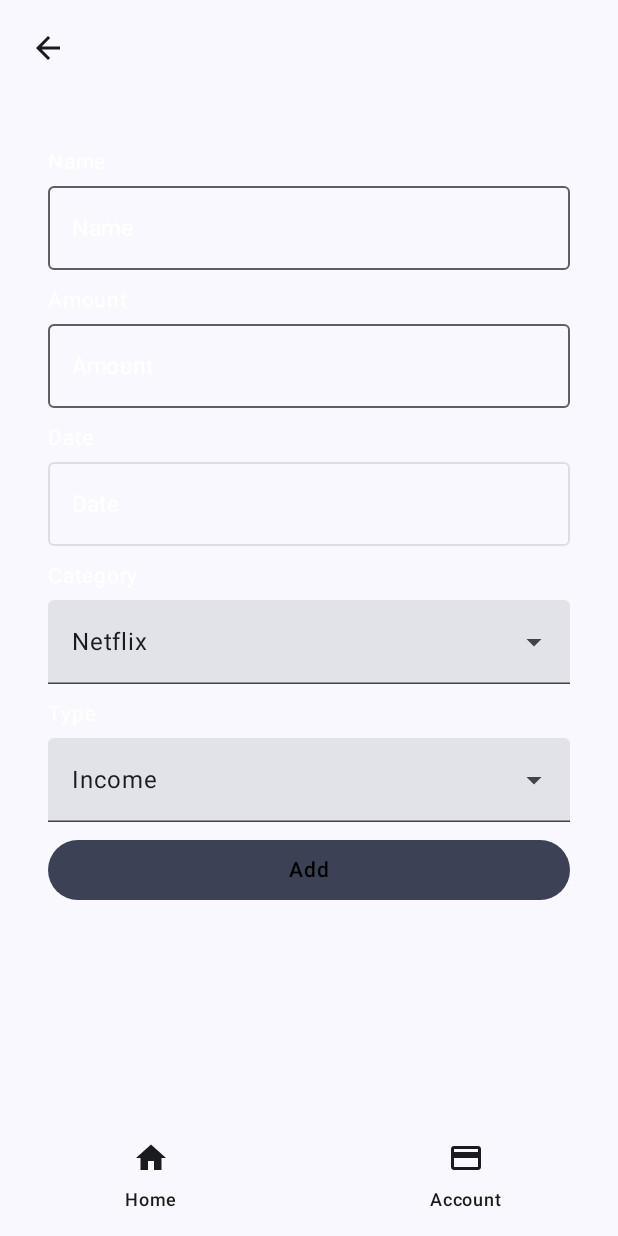
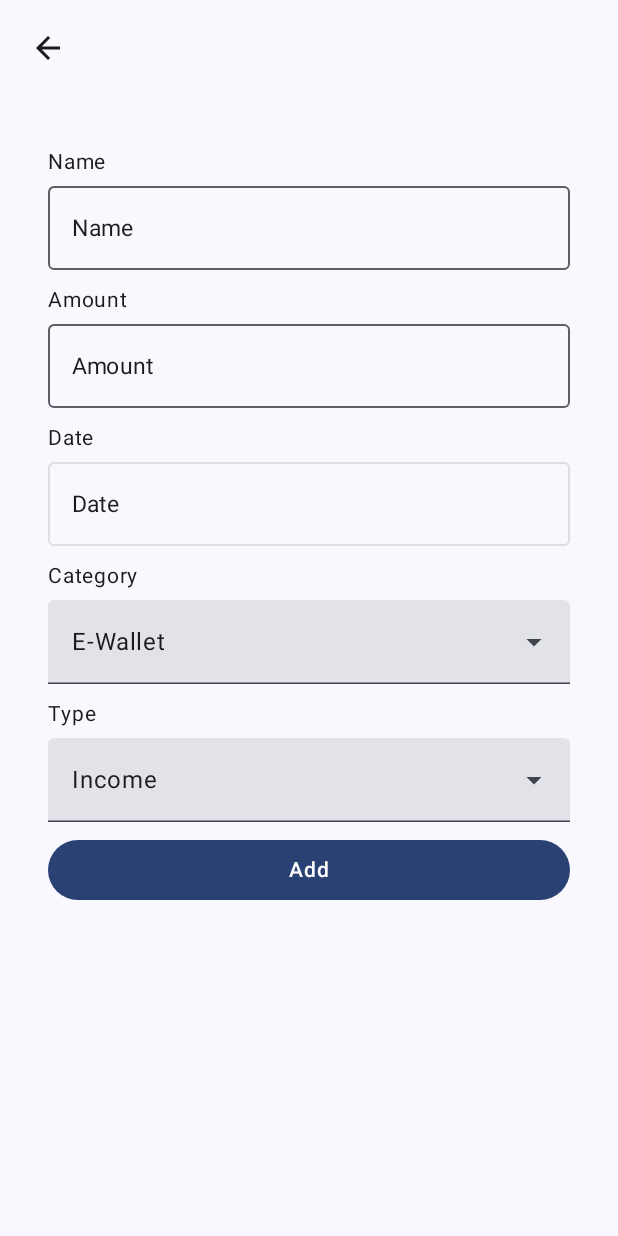
Before and after one commit to Udean777/Expense-Tracker, an Android app built with Jetpack Compose: the screen it shows after launch (MainActivity), after a tap on "Menu", on a phone screen of 412 x 824 dp. Run offline under Robolectric (Android 15) with nearby library versions, the phone set to English and light mode, and no system bars; our stand-ins replace Dagger/Hilt's generated code, Room's generated code; 6 statements that could not run were skipped.

Commit message:
feat: adding fetch data transacctions by date

```diff
--- a/app/src/main/java/com/ssajudn/expensetracker/MainActivity.kt
+++ b/app/src/main/java/com/ssajudn/expensetracker/MainActivity.kt
@@ -11,7 +11,6 @@ import androidx.compose.foundation.layout.padding
 import androidx.compose.material.icons.Icons
 import androidx.compose.material.icons.automirrored.filled.ArrowBack
 import androidx.compose.material.icons.filled.Add
-import androidx.compose.material.icons.filled.ArrowBack
 import androidx.compose.material.icons.filled.Menu
 import androidx.compose.material3.ExperimentalMaterial3Api
 import androidx.compose.material3.Icon
@@ -21,7 +20,6 @@ import androidx.compose.material3.Surface
 import androidx.compose.material3.TopAppBar
 import androidx.compose.runtime.getValue
 import androidx.compose.ui.Modifier
-import androidx.compose.ui.graphics.Color
 import androidx.compose.ui.unit.dp
 import androidx.navigation.compose.currentBackStackEntryAsState
 import androidx.navigation.compose.rememberNavController
@@ -46,7 +44,9 @@ class MainActivity : ComponentActivity() {
 
                 Scaffold(
                     bottomBar = {
-                        BottomNavBar(navController = navController)
+                        if (!navController.currentBackStackEntry?.destination?.route.equals(Routes.AddExpense.route)) {
+                            BottomNavBar(navController = navController)
+                        }
                     },
                     topBar = {
                         TopAppBar(
--- a/app/src/main/java/com/ssajudn/expensetracker/data/local/ExpenseDao.kt
+++ b/app/src/main/java/com/ssajudn/expensetracker/data/local/ExpenseDao.kt
@@ -14,11 +14,14 @@ interface ExpenseDao {
     @Query("SELECT * FROM expense")
     fun getAllExpense(): Flow<List<Expense>>
 
-    @Query("SELECT * FROM expense WHERE strftime('%Y-%m', date) = strftime('%Y-%m', 'now')")
+    @Query("SELECT type, date, SUM(amount) AS total_amount FROM expense GROUP BY type, date ORDER BY date")
+    fun getAllExpenseByDate(): Flow<List<ExpenseSummary>>
+
+    @Query("SELECT * FROM expense WHERE strftime('%Y-%m', substr(date, 7, 4) || '-' || substr(date, 4, 2) || '-' || substr(date, 1, 2)) = strftime('%Y-%m', 'now')")
     fun getCurrentMonthExpenses(): Flow<List<Expense>>
 
-    @Query("SELECT type, date, SUM(amount) AS total_amount FROM expense GROUP BY type, date ORDER BY date")
-    fun getAllExpenseByDate(): Flow<List<ExpenseSummary>>
+    @Query("SELECT * FROM expense WHERE strftime('%Y-%m', substr(date, 7, 4) || '-' || substr(date, 4, 2) || '-' || substr(date, 1, 2)) = :yearMonth")
+    fun getExpensesByMonth(yearMonth: String): Flow<List<Expense>>
 
     @Insert
     suspend fun insertExpense(expenseEntity: Expense)
--- a/app/src/main/java/com/ssajudn/expensetracker/data/repository/ExpenseRepositoryImpl.kt
+++ b/app/src/main/java/com/ssajudn/expensetracker/data/repository/ExpenseRepositoryImpl.kt
@@ -29,8 +29,12 @@ class ExpenseRepositoryImpl @Inject constructor(
         }
     }
 
-    override fun getCurrentMonthTransactions(): Flow<List<Expense>> {
+    override fun getCurrentMonthExpenses(): Flow<List<Expense>> {
         return expenseDao.getCurrentMonthExpenses()
+    }
+
+    override fun getExpensesByMonth(yearMonth: String): Flow<List<Expense>> {
+        return expenseDao.getExpensesByMonth(yearMonth)
     }
 
     override suspend fun deleteTransaction(expense: Expense) {
--- a/app/src/main/java/com/ssajudn/expensetracker/domain/repository/ExpenseRepository.kt
+++ b/app/src/main/java/com/ssajudn/expensetracker/domain/repository/ExpenseRepository.kt
@@ -10,7 +10,9 @@ interface ExpenseRepository {
 
     fun getTopExpense(): Flow<List<Expense>>
 
-    fun getCurrentMonthTransactions(): Flow<List<Expense>>
+    fun getCurrentMonthExpenses(): Flow<List<Expense>>
+
+    fun getExpensesByMonth(yearMonth: String): Flow<List<Expense>>
 
     suspend fun deleteTransaction(expense: Expense)
 }
--- a/app/src/main/java/com/ssajudn/expensetracker/presentation/add_screen/AddExpenseScreen.kt
+++ b/app/src/main/java/com/ssajudn/expensetracker/presentation/add_screen/AddExpenseScreen.kt
@@ -5,6 +5,7 @@ import androidx.annotation.RequiresApi
 import androidx.compose.foundation.background
 import androidx.compose.foundation.layout.Column
 import androidx.compose.foundation.layout.fillMaxSize
+import androidx.compose.material3.MaterialTheme
 import androidx.compose.runtime.Composable
 import androidx.compose.runtime.rememberCoroutineScope
 import androidx.compose.ui.Modifier
@@ -22,7 +23,7 @@ fun AddExpense(navController: NavController) {
     Column(
         modifier = Modifier
             .fillMaxSize()
-            .background(Color.Transparent)
+            .background(MaterialTheme.colorScheme.background)
     ) {
         DataForm(
             onAddExpenseClick = { expense ->
--- a/app/src/main/java/com/ssajudn/expensetracker/presentation/add_screen/Form.kt
+++ b/app/src/main/java/com/ssajudn/expensetracker/presentation/add_screen/Form.kt
@@ -32,6 +32,7 @@ import androidx.compose.ui.graphics.Color
 import androidx.compose.ui.unit.dp
 import androidx.compose.ui.unit.sp
 import com.ssajudn.expensetracker.data.local.entities.Expense
+import com.ssajudn.expensetracker.util.Common
 import com.ssajudn.expensetracker.util.Utils
 
 @RequiresApi(Build.VERSION_CODES.N)
@@ -50,7 +51,7 @@ fun DataForm(
             .padding(16.dp)
             .verticalScroll(rememberScrollState())
     ) {
-        Text(text = "Name", fontSize = 14.sp, color = Color.White)
+        Text(text = "Name", fontSize = 14.sp, color = MaterialTheme.colorScheme.onBackground)
 
         Spacer(modifier = Modifier.size(4.dp))
 
@@ -58,12 +59,12 @@ fun DataForm(
             value = viewModel.name.value,
             onValueChange = { viewModel.updateField(UpdateField.NAME, it) },
             modifier = Modifier.fillMaxWidth(),
-            placeholder = { Text(text = "Name", fontSize = 15.sp, color = Color.White) },
+            placeholder = { Text(text = "Name", fontSize = 15.sp, color = MaterialTheme.colorScheme.onBackground) },
         )
 
         Spacer(modifier = Modifier.size(8.dp))
 
-        Text(text = "Amount", fontSize = 14.sp, color = Color.White)
+        Text(text = "Amount", fontSize = 14.sp, color = MaterialTheme.colorScheme.onBackground)
 
         Spacer(modifier = Modifier.size(4.dp))
 
@@ -71,12 +72,12 @@ fun DataForm(
             value = viewModel.amount.value,
             onValueChange = { viewModel.updateField(UpdateField.AMOUNT, it) },
             modifier = Modifier.fillMaxWidth(),
-            placeholder = { Text(text = "Amount", fontSize = 15.sp, color = Color.White) },
+            placeholder = { Text(text = "Amount", fontSize = 15.sp, color = MaterialTheme.colorScheme.onBackground) },
         )
 
         Spacer(modifier = Modifier.size(8.dp))
 
-        Text(text = "Date", fontSize = 14.sp, color = Color.White)
+        Text(text = "Date", fontSize = 14.sp, color = MaterialTheme.colorScheme.onBackground)
 
         Spacer(modifier = Modifier.size(4.dp))
 
@@ -88,30 +89,30 @@ fun DataForm(
             modifier = Modifier
                 .fillMaxWidth()
                 .clickable { dateDialogVisibility.value = true },
-            placeholder = { Text(text = "Date", fontSize = 15.sp, color = Color.White) },
+            placeholder = { Text(text = "Date", fontSize = 15.sp, color = MaterialTheme.colorScheme.onBackground) },
             readOnly = true,
             enabled = false
         )
 
         Spacer(modifier = Modifier.size(8.dp))
 
-        Text(text = "Category", fontSize = 14.sp, color = Color.White)
+        Text(text = "Category", fontSize = 14.sp, color = MaterialTheme.colorScheme.onBackground)
 
         Spacer(modifier = Modifier.size(4.dp))
 
         ExpenseDropDown(
-            listOf("Netflix", "Paypal", "Starbucks", "Salary", "Upwork"),
+            listOfItems = Common.listProvider,
             onItemSelected = { viewModel.updateField(UpdateField.CATEGORY, it) }
         )
 
         Spacer(modifier = Modifier.size(8.dp))
 
-        Text(text = "Type", fontSize = 14.sp, color = Color.White)
+        Text(text = "Type", fontSize = 14.sp, color = MaterialTheme.colorScheme.onBackground)
 
         Spacer(modifier = Modifier.size(4.dp))
 
         ExpenseDropDown(
-            listOf("Income", "Expense"),
+            listOfItems = listOf("Income", "Expense"),
             onItemSelected = { viewModel.updateField(UpdateField.TYPE, it) },
         )
 
@@ -130,12 +131,12 @@ fun DataForm(
                 )
                 onAddExpenseClick(model)
             },
-            colors = ButtonDefaults.buttonColors(MaterialTheme.colorScheme.secondary)
+            colors = ButtonDefaults.buttonColors(MaterialTheme.colorScheme.primary)
         ) {
             Text(
                 text = "Add",
                 fontSize = 14.sp,
-                color = Color.Black
+                color = MaterialTheme.colorScheme.onPrimary
             )
         }
     }
--- a/app/src/main/java/com/ssajudn/expensetracker/presentation/balance_screen/BalanceScreen.kt
+++ b/app/src/main/java/com/ssajudn/expensetracker/presentation/balance_screen/BalanceScreen.kt
@@ -1,13 +1,9 @@
 package com.ssajudn.expensetracker.presentation.balance_screen
 
-import androidx.compose.foundation.layout.Arrangement
 import androidx.compose.foundation.layout.Column
 import androidx.compose.foundation.layout.fillMaxSize
-import androidx.compose.material3.Text
 import androidx.compose.runtime.Composable
 import androidx.compose.runtime.collectAsState
-import androidx.compose.runtime.getValue
-import androidx.compose.ui.Alignment
 import androidx.compose.ui.Modifier
 import androidx.hilt.navigation.compose.hiltViewModel
 import com.ssajudn.expensetracker.presentation.home_screen.CardItem
--- a/app/src/main/java/com/ssajudn/expensetracker/presentation/home_screen/HomeScreen.kt
+++ b/app/src/main/java/com/ssajudn/expensetracker/presentation/home_screen/HomeScreen.kt
@@ -1,32 +1,39 @@
 package com.ssajudn.expensetracker.presentation.home_screen
 
-import android.util.Log
 import androidx.compose.foundation.layout.Box
 import androidx.compose.foundation.layout.Column
 import androidx.compose.foundation.layout.fillMaxSize
 import androidx.compose.foundation.layout.fillMaxWidth
+import androidx.compose.foundation.layout.padding
 import androidx.compose.material3.CircularProgressIndicator
+import androidx.compose.material3.Text
 import androidx.compose.runtime.Composable
 import androidx.compose.runtime.collectAsState
 import androidx.compose.runtime.getValue
+import androidx.compose.runtime.remember
 import androidx.compose.ui.Alignment
 import androidx.compose.ui.Modifier
+import androidx.compose.ui.text.style.TextAlign
+import androidx.compose.ui.unit.dp
+import androidx.compose.ui.unit.sp
 import androidx.hilt.navigation.compose.hiltViewModel
 import androidx.navigation.NavController
+import java.text.SimpleDateFormat
+import java.util.Date
+import java.util.Locale
 
 @Composable
 fun HomeScreen(
     navController: NavController,
     viewModel: HomeViewModel = hiltViewModel()
 ) {
-    val state by viewModel.expenses.collectAsState()
-    val expense = viewModel.getTotalExpense(state)
-    val income = viewModel.getTotalIncome(state)
-    val balance = viewModel.getBalance(state)
+    val state by viewModel.currentMonthExpenses.collectAsState()
     val isLoading by viewModel.isLoading.collectAsState()
 
-    Log.d("HomeScreen", "Expenses: $state")
-    Log.d("HomeScreen", "Income: $income, Expense: $expense, Balance: $balance")
+    val currentDate = remember {
+        val dateFormat = SimpleDateFormat("EEEE, dd MMMM yyyy", Locale.getDefault())
+        dateFormat.format(Date())
+    }
 
     if (isLoading) {
         Box(
@@ -39,10 +46,18 @@ fun HomeScreen(
         Column(
             modifier = Modifier.fillMaxWidth()
         ) {
+            Text(
+                text = currentDate, modifier = Modifier
+                    .padding(horizontal = 16.dp)
+                    .fillMaxWidth(),
+                textAlign = TextAlign.Center,
+                fontSize = 18.sp
+            )
+
             CardItem(
-                balance = balance,
-                income = income,
-                expense = expense,
+                balance = viewModel.balance,
+                income = viewModel.income,
+                expense = viewModel.expense,
                 title = "Your Balance this month"
             )
 
--- a/app/src/main/java/com/ssajudn/expensetracker/presentation/home_screen/HomeViewModel.kt
+++ b/app/src/main/java/com/ssajudn/expensetracker/presentation/home_screen/HomeViewModel.kt
@@ -1,8 +1,8 @@
 package com.ssajudn.expensetracker.presentation.home_screen
 
+import android.util.Log
 import androidx.lifecycle.ViewModel
 import androidx.lifecycle.viewModelScope
-import com.ssajudn.expensetracker.R
 import com.ssajudn.expensetracker.data.local.entities.Expense
 import com.ssajudn.expensetracker.domain.repository.ExpenseRepository
 import com.ssajudn.expensetracker.util.Utils
@@ -10,10 +10,8 @@ import dagger.hilt.android.lifecycle.HiltViewModel
 import kotlinx.coroutines.flow.MutableStateFlow
 import kotlinx.coroutines.flow.StateFlow
 import kotlinx.coroutines.flow.asStateFlow
-import kotlinx.coroutines.flow.collect
 import kotlinx.coroutines.launch
 import javax.inject.Inject
-import kotlin.math.exp
 
 @HiltViewModel
 class HomeViewModel @Inject constructor(
@@ -26,17 +24,24 @@ class HomeViewModel @Inject constructor(
     private val _isLoading = MutableStateFlow(true)
     val isLoading: StateFlow<Boolean> = _isLoading.asStateFlow()
 
+    private val _currentMonthExpenses = MutableStateFlow<List<Expense>>(emptyList())
+    val currentMonthExpenses: StateFlow<List<Expense>> = _currentMonthExpenses.asStateFlow()
+
+    private val _filteredExpenses = MutableStateFlow<List<Expense>>(emptyList())
+    val filteredExpenses: StateFlow<List<Expense>> = _filteredExpenses.asStateFlow()
+
+    val expense: String
+        get() = getTotalExpense(_currentMonthExpenses.value)
+
+    val income: String
+        get() = getTotalIncome(_currentMonthExpenses.value)
+
+    val balance: String
+        get() = getBalance(_currentMonthExpenses.value)
+
     init {
         getExpenses()
-    }
-
-    private fun getCurrentMonthExpenses() {
-        viewModelScope.launch {
-            expenseRepository.getCurrentMonthTransactions().collect { transactionList ->
-                _expenses.value = transactionList
-                _isLoading.value = false
-            }
-        }
+        getCurrentMonthExpenses()
     }
 
     private fun getExpenses() {
@@ -48,6 +53,15 @@ class HomeViewModel @Inject constructor(
         }
     }
 
+    private fun getCurrentMonthExpenses() {
+        viewModelScope.launch {
+            expenseRepository.getCurrentMonthExpenses().collect { expenseList ->
+                _currentMonthExpenses.value = expenseList
+                Log.d("BalanceScreen", "Current Month Expenses: $expenseList")
+            }
+        }
+    }
+
     fun deleteTransaction(expense: Expense) {
         viewModelScope.launch {
             expenseRepository.deleteTransaction(expense)
@@ -55,7 +69,8 @@ class HomeViewModel @Inject constructor(
     }
 
     fun getTopTransactions(expenses: List<Expense>, limit: Int = 5): List<Expense> {
-        return expenses.sortedByDescending { it.amount }.take(limit)
+        val expenseTransactions = expenses.filter { it.type == "Expense" }
+        return expenseTransactions.sortedByDescending { it.amount }.take(limit)
     }
 
     fun getTotalIncome(expenses: List<Expense>): String {
--- a/app/src/main/java/com/ssajudn/expensetracker/presentation/home_screen/Transaction.kt
+++ b/app/src/main/java/com/ssajudn/expensetracker/presentation/home_screen/Transaction.kt
@@ -27,8 +27,6 @@ import androidx.compose.ui.unit.dp
 import com.ssajudn.expensetracker.data.local.entities.Expense
 import com.ssajudn.expensetracker.ui.theme.Expense
 import com.ssajudn.expensetracker.ui.theme.Income
-import com.ssajudn.expensetracker.ui.theme.customGray
-import com.ssajudn.expensetracker.ui.theme.errorLight
 import com.ssajudn.expensetracker.util.Utils
 
 @Composable
@@ -72,7 +70,7 @@ fun TransactionList(
                 ) {
                     if (list.isEmpty()) {
                         Text(
-                            text = "No recent transactions",
+                            text = "Transactions not found",
                             style = MaterialTheme.typography.bodySmall,
                             color = MaterialTheme.colorScheme.onBackground,
                             modifier = Modifier.padding(vertical = 16.dp)
@@ -93,14 +91,14 @@ fun TransactionList(
         }
 
         item {
-            Spacer(modifier = Modifier.size(16.dp))
+            Spacer(modifier = Modifier.size(8.dp))
 
             Row(
                 modifier = Modifier.fillMaxWidth(),
                 horizontalArrangement = Arrangement.SpaceBetween
             ) {
                 Text(
-                    text = "Top Transactions",
+                    text = "Top Expense",
                     style = MaterialTheme.typography.titleMedium.copy(fontWeight = FontWeight.Bold),
                     color = MaterialTheme.colorScheme.onBackground
                 )
@@ -125,7 +123,7 @@ fun TransactionList(
                 ) {
                     if (topList.isEmpty()) {
                         Text(
-                            text = "No top transactions",
+                            text = "Top expense not found",
                             style = MaterialTheme.typography.bodySmall,
                             color = MaterialTheme.colorScheme.onBackground,
                             modifier = Modifier.padding(vertical = 16.dp)
@@ -176,9 +174,9 @@ fun TransactionItem(
                 )
 
                 Text(
-                    text = date,
-                    style = MaterialTheme.typography.labelMedium,
-                    color = MaterialTheme.colorScheme.onBackground
+                    text = amount,
+                    color = color,
+                    style = MaterialTheme.typography.bodyMedium
                 )
             }
         }
@@ -186,15 +184,17 @@ fun TransactionItem(
             verticalAlignment = Alignment.CenterVertically,
         ) {
             Text(
-                text = amount,
-                color = color,
-                style = MaterialTheme.typography.bodyMedium
+                text = date,
+                style = MaterialTheme.typography.labelMedium,
+                color = MaterialTheme.colorScheme.onBackground
             )
+
             IconButton(onClick = onDelete) { // Tambahkan IconButton untuk aksi hapus
                 Icon(
                     imageVector = Icons.Default.Delete,
                     contentDescription = "Delete",
-                    tint = Expense
+                    tint = Expense,
+                    modifier = Modifier.size(18.dp)
                 )
             }
         }
--- a/app/src/main/java/com/ssajudn/expensetracker/presentation/navigation/BottomNav.kt
+++ b/app/src/main/java/com/ssajudn/expensetracker/presentation/navigation/BottomNav.kt
@@ -3,7 +3,6 @@ package com.ssajudn.expensetracker.presentation.navigation
 import androidx.compose.material.icons.Icons
 import androidx.compose.material.icons.filled.CreditCard
 import androidx.compose.material.icons.filled.Home
-import androidx.compose.material.icons.outlined.AddCircleOutline
 import androidx.compose.material3.Icon
 import androidx.compose.material3.MaterialTheme
 import androidx.compose.material3.NavigationBar
@@ -11,10 +10,8 @@ import androidx.compose.material3.NavigationBarItem
 import androidx.compose.material3.Text
 import androidx.compose.runtime.Composable
 import androidx.compose.runtime.getValue
-import androidx.compose.ui.graphics.Color
 import androidx.navigation.NavHostController
 import androidx.navigation.compose.currentBackStackEntryAsState
-import com.ssajudn.expensetracker.ui.theme.backgroundDark
 
 @Composable
 fun BottomNavBar(
--- /dev/null
+++ b/app/src/main/java/com/ssajudn/expensetracker/util/Common.kt
@@ -0,0 +1,5 @@
+package com.ssajudn.expensetracker.util
+
+object Common {
+    val listProvider = listOf("E-Wallet", "Salary", "Debit Card", "Visa Card", "Master Card")
+}
```
